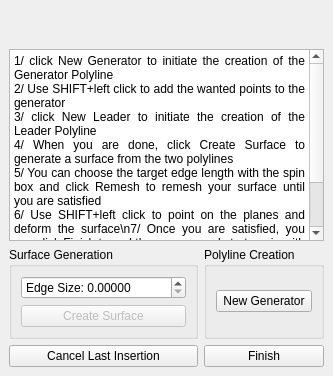
First picture: the form in Polyhedron/demo/Polyhedron/Plugins/Surface_mesh_deformation/Create_surface.ui, repository maxGimeno/cgal, before the edit.
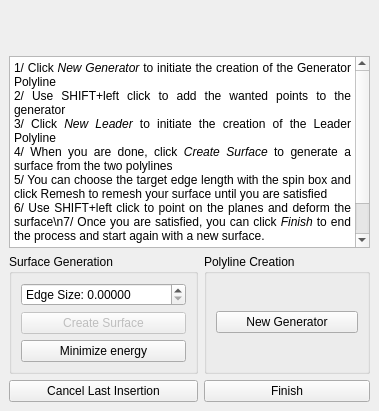
Second picture: the form after the edit.

Commit message: Add a minimization of energy accessed with a button.

What changed in the file:
```diff
--- a/Polyhedron/demo/Polyhedron/Plugins/Surface_mesh_deformation/Create_surface.ui
+++ b/Polyhedron/demo/Polyhedron/Plugins/Surface_mesh_deformation/Create_surface.ui
@@ -2,6 +2,14 @@
 <ui version="4.0">
  <class>Create_surface</class>
  <widget class="QDockWidget" name="Create_surface">
+  <property name="geometry">
+   <rect>
+    <x>0</x>
+    <y>0</y>
+    <width>379</width>
+    <height>411</height>
+   </rect>
+  </property>
   <property name="windowTitle">
    <string>Create and Deform Surface</string>
   </property>
@@ -30,14 +38,14 @@
 &lt;html&gt;&lt;head&gt;&lt;meta name=&quot;qrichtext&quot; content=&quot;1&quot; /&gt;&lt;style type=&quot;text/css&quot;&gt;
 p, li { white-space: pre-wrap; }
 &lt;/style&gt;&lt;/head&gt;&lt;body style=&quot; font-family:'Sans Serif'; font-size:9pt; font-weight:400; font-style:normal;&quot;&gt;
-&lt;p align=&quot;justify&quot; style=&quot; margin-top:0px; margin-bottom:0px; margin-left:0px; margin-right:0px; -qt-block-indent:0; text-indent:0px;&quot;&gt;1/ click New Generator to initiate the creation of the Generator Polyline&lt;/p&gt;
+&lt;p align=&quot;justify&quot; style=&quot; margin-top:0px; margin-bottom:0px; margin-left:0px; margin-right:0px; -qt-block-indent:0; text-indent:0px;&quot;&gt;1/ Click &lt;span style=&quot; font-style:italic;&quot;&gt;New Generator&lt;/span&gt; to initiate the creation of the Generator Polyline&lt;/p&gt;
 &lt;p align=&quot;justify&quot; style=&quot; margin-top:0px; margin-bottom:0px; margin-left:0px; margin-right:0px; -qt-block-indent:0; text-indent:0px;&quot;&gt;2/ Use SHIFT+left click to add the wanted points to the generator&lt;/p&gt;
-&lt;p align=&quot;justify&quot; style=&quot; margin-top:0px; margin-bottom:0px; margin-left:0px; margin-right:0px; -qt-block-indent:0; text-indent:0px;&quot;&gt;3/ click New Leader to initiate the creation of the Leader Polyline&lt;/p&gt;
-&lt;p align=&quot;justify&quot; style=&quot; margin-top:0px; margin-bottom:0px; margin-left:0px; margin-right:0px; -qt-block-indent:0; text-indent:0px;&quot;&gt;4/ When you are done, click Create Surface to generate a surface from the two polylines&lt;/p&gt;
+&lt;p align=&quot;justify&quot; style=&quot; margin-top:0px; margin-bottom:0px; margin-left:0px; margin-right:0px; -qt-block-indent:0; text-indent:0px;&quot;&gt;3/ Click &lt;span style=&quot; font-style:italic;&quot;&gt;New Leader&lt;/span&gt; to initiate the creation of the Leader Polyline&lt;/p&gt;
+&lt;p align=&quot;justify&quot; style=&quot; margin-top:0px; margin-bottom:0px; margin-left:0px; margin-right:0px; -qt-block-indent:0; text-indent:0px;&quot;&gt;4/ When you are done, click &lt;span style=&quot; font-style:italic;&quot;&gt;Create Surface&lt;/span&gt; to generate a surface from the two polylines&lt;/p&gt;
 &lt;p align=&quot;justify&quot; style=&quot; margin-top:0px; margin-bottom:0px; margin-left:0px; margin-right:0px; -qt-block-indent:0; text-indent:0px;&quot;&gt;5/ You can choose the target edge length with the spin box and click Remesh to remesh your surface until you are satisfied&lt;/p&gt;
-&lt;p align=&quot;justify&quot; style=&quot; margin-top:0px; margin-bottom:0px; margin-left:0px; margin-right:0px; -qt-block-indent:0; text-indent:0px;&quot;&gt;6/ Use SHIFT+left click to point on the planes and deform the surface\n7/ Once you are satisfied, you can click Finish to end the process and start again with a new surface.&lt;/p&gt;
+&lt;p align=&quot;justify&quot; style=&quot; margin-top:0px; margin-bottom:0px; margin-left:0px; margin-right:0px; -qt-block-indent:0; text-indent:0px;&quot;&gt;6/ Use SHIFT+left click to point on the planes and deform the surface\n7/ Once you are satisfied, you can click &lt;span style=&quot; font-style:italic;&quot;&gt;Finish&lt;/span&gt; to end the process and start again with a new surface.&lt;/p&gt;
 &lt;p align=&quot;justify&quot; style=&quot;-qt-paragraph-type:empty; margin-top:0px; margin-bottom:0px; margin-left:0px; margin-right:0px; -qt-block-indent:0; text-indent:0px;&quot;&gt;&lt;br /&gt;&lt;/p&gt;
-&lt;p align=&quot;justify&quot; style=&quot; margin-top:0px; margin-bottom:0px; margin-left:0px; margin-right:0px; -qt-block-indent:0; text-indent:0px;&quot;&gt;  Tip: You can use Cancel Last Insertion to remove the last picked point from the current Polyline&lt;/p&gt;&lt;/body&gt;&lt;/html&gt;</string>
+&lt;p align=&quot;justify&quot; style=&quot; margin-top:0px; margin-bottom:0px; margin-left:0px; margin-right:0px; -qt-block-indent:0; text-indent:0px;&quot;&gt;  Tip: You can use &lt;span style=&quot; font-style:italic;&quot;&gt;Cancel Last Insertion&lt;/span&gt; to remove the last picked point from the current Polyline&lt;/p&gt;&lt;/body&gt;&lt;/html&gt;</string>
       </property>
       <property name="textInteractionFlags">
        <set>Qt::NoTextInteraction</set>
@@ -81,6 +89,13 @@
              </property>
             </widget>
            </item>
+           <item>
+            <widget class="QPushButton" name="energyButton">
+             <property name="text">
+              <string>Minimize energy</string>
+             </property>
+            </widget>
+           </item>
           </layout>
          </item>
         </layout>
```
The commit also changes 1 other file.
